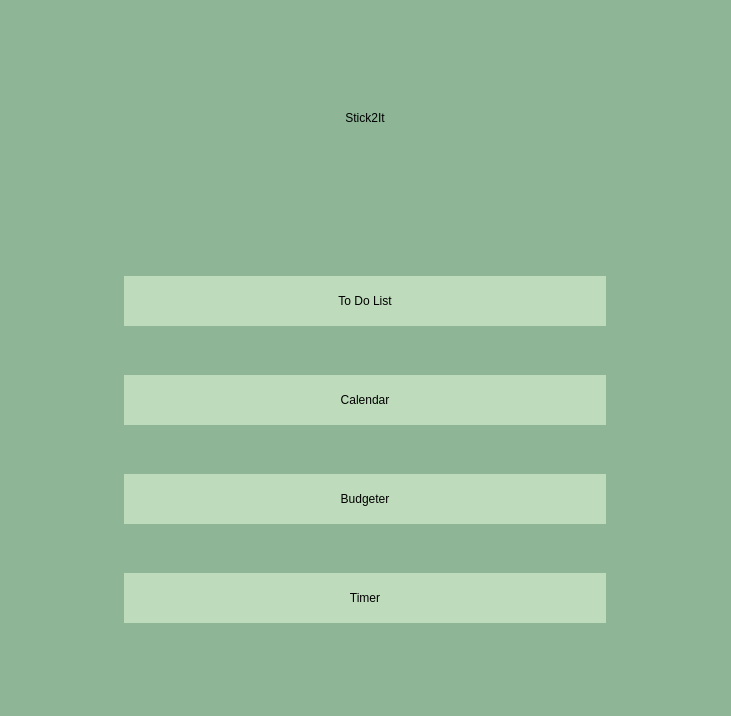
First picture: the form in widgets/MainMenu/design.ui, repository miranda0129/Stick2It, before the edit.
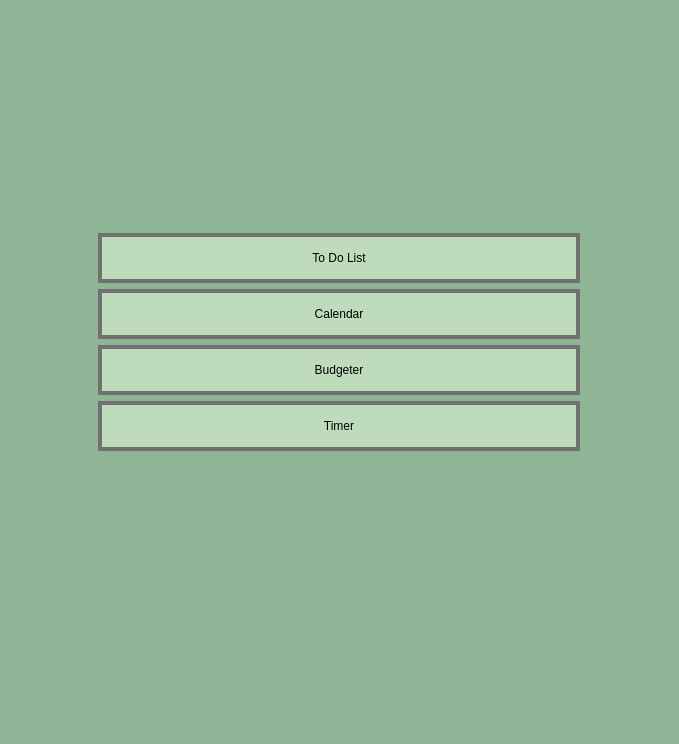
Second picture: the form after the edit. Icons and pictures are not drawn.

Commit message: todolist and main menu ui done except title a bit off center

Patch:
```diff
--- a/widgets/MainMenu/design.ui
+++ b/widgets/MainMenu/design.ui
@@ -6,8 +6,8 @@
    <rect>
     <x>0</x>
     <y>0</y>
-    <width>731</width>
-    <height>716</height>
+    <width>679</width>
+    <height>744</height>
    </rect>
   </property>
   <property name="windowTitle">
@@ -40,7 +40,7 @@
        <enum>QFrame::Raised</enum>
       </property>
       <layout class="QGridLayout" name="gridLayout">
-       <item row="1" column="0">
+       <item row="2" column="0">
         <widget class="QGroupBox" name="widgetButtons">
          <property name="styleSheet">
           <string notr="true">border: none;</string>
@@ -53,29 +53,6 @@
          </property>
          <layout class="QGridLayout" name="gridLayout_3">
           <item row="1" column="0">
-           <widget class="QPushButton" name="widget2">
-            <property name="minimumSize">
-             <size>
-              <width>200</width>
-              <height>50</height>
-             </size>
-            </property>
-            <property name="maximumSize">
-             <size>
-              <width>600</width>
-              <height>50</height>
-             </size>
-            </property>
-            <property name="styleSheet">
-             <string notr="true">background-color: #bedbbb;
-color: rgb(0, 0, 0);</string>
-            </property>
-            <property name="text">
-             <string>Calendar</string>
-            </property>
-           </widget>
-          </item>
-          <item row="0" column="0">
            <widget class="QPushButton" name="widget1">
             <property name="minimumSize">
              <size>
@@ -91,14 +68,15 @@
             </property>
             <property name="styleSheet">
              <string notr="true">background-color: #bedbbb;
-color: rgb(0, 0, 0);</string>
+color: rgb(0, 0, 0);
+border: 4px solid #707070;</string>
             </property>
             <property name="text">
              <string>To Do List</string>
             </property>
            </widget>
           </item>
-          <item row="2" column="0">
+          <item row="3" column="0">
            <widget class="QPushButton" name="widget3">
             <property name="minimumSize">
              <size>
@@ -114,14 +92,39 @@
             </property>
             <property name="styleSheet">
              <string notr="true">background-color: #bedbbb;
-color: rgb(0, 0, 0);</string>
+color: rgb(0, 0, 0);
+border: 4px solid #707070;</string>
             </property>
             <property name="text">
              <string>Budgeter</string>
             </property>
            </widget>
           </item>
-          <item row="3" column="0">
+          <item row="2" column="0">
+           <widget class="QPushButton" name="widget2">
+            <property name="minimumSize">
+             <size>
+              <width>200</width>
+              <height>50</height>
+             </size>
+            </property>
+            <property name="maximumSize">
+             <size>
+              <width>600</width>
+              <height>50</height>
+             </size>
+            </property>
+            <property name="styleSheet">
+             <string notr="true">background-color: #bedbbb;
+color: rgb(0, 0, 0);
+border: 4px solid #707070;</string>
+            </property>
+            <property name="text">
+             <string>Calendar</string>
+            </property>
+           </widget>
+          </item>
+          <item row="4" column="0">
            <widget class="QPushButton" name="widget4">
             <property name="minimumSize">
              <size>
@@ -137,13 +140,27 @@
             </property>
             <property name="styleSheet">
              <string notr="true">background-color:#bedbbb;
-color: rgb(0, 0, 0);</string>
+color: rgb(0, 0, 0);
+border: 4px solid #707070;</string>
             </property>
             <property name="text">
              <string>Timer</string>
             </property>
            </widget>
           </item>
+          <item row="5" column="0">
+           <widget class="QLabel" name="label_2">
+            <property name="text">
+             <string/>
+            </property>
+            <property name="pixmap">
+             <pixmap>../../Logo.png</pixmap>
+            </property>
+            <property name="alignment">
+             <set>Qt::AlignCenter</set>
+            </property>
+           </widget>
+          </item>
          </layout>
         </widget>
        </item>
@@ -173,7 +190,10 @@
 </string>
          </property>
          <property name="text">
-          <string>Stick2It</string>
+          <string/>
+         </property>
+         <property name="pixmap">
+          <pixmap>../../Stick 2 It.png</pixmap>
          </property>
          <property name="alignment">
           <set>Qt::AlignCenter</set>
```
The commit also changes 5 other files.
